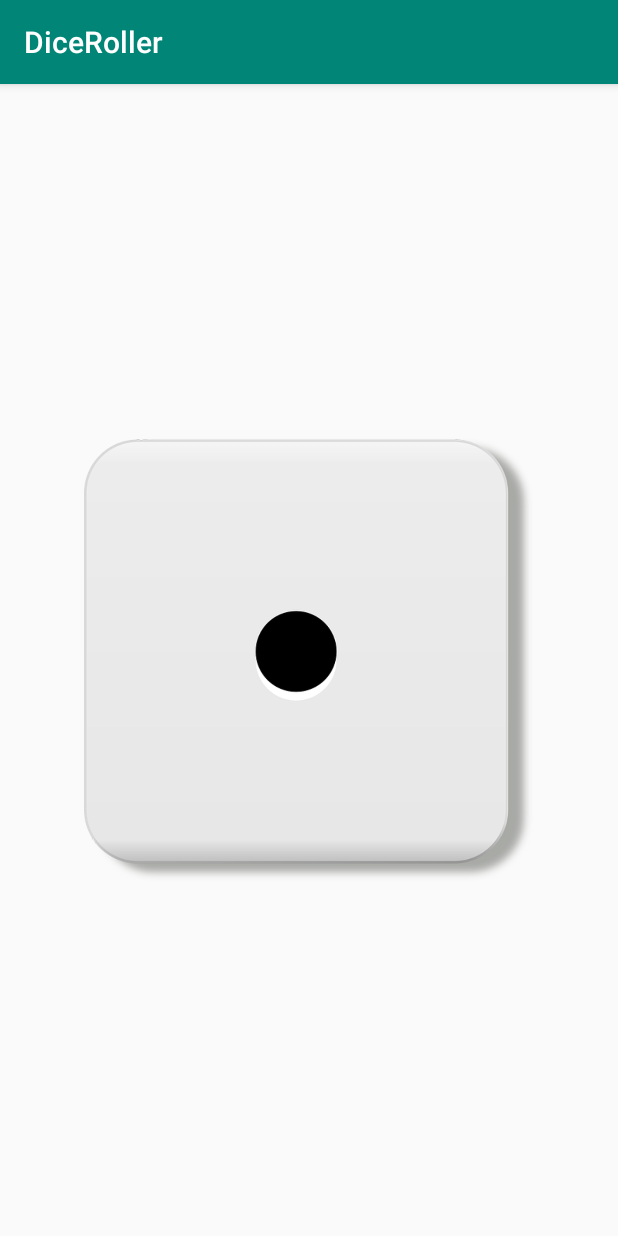
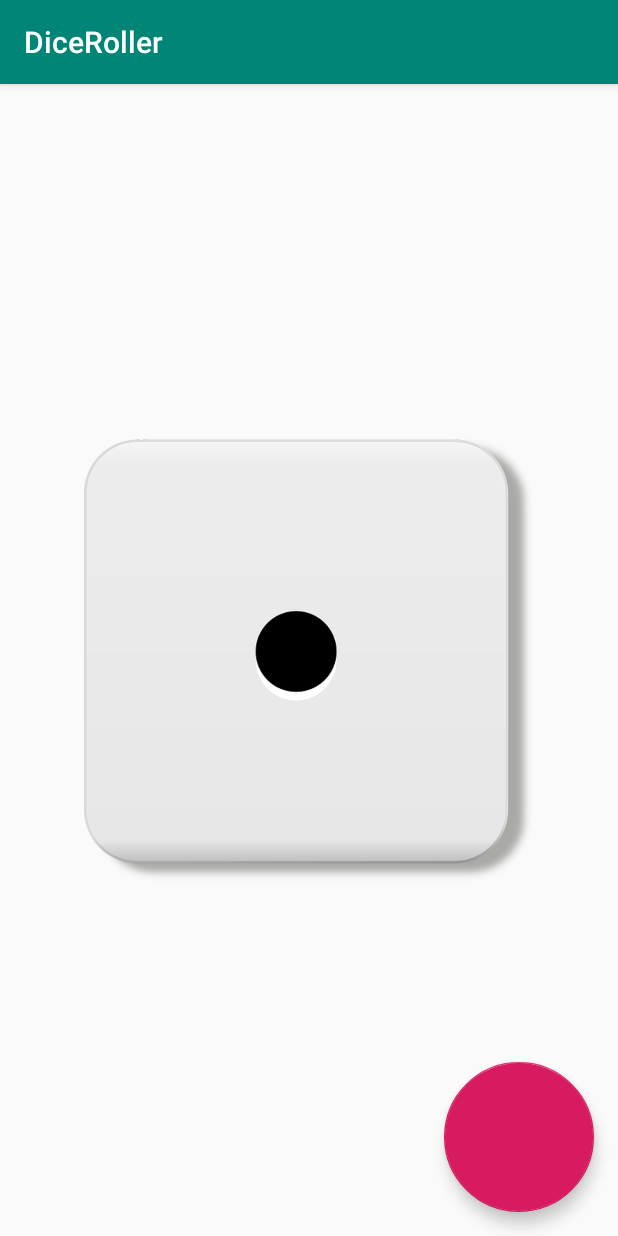
Before and after one commit to klemons/DiceRoller, an Android app: the screen it shows after launch (MainActivity), on a phone screen of 412 x 824 dp. Run offline under Robolectric (Android 15) with nearby library versions, the phone set to English and light mode, and no system bars.

Commit message:
created FAB branch for the d20 project

```diff
--- a/app/build.gradle
+++ b/app/build.gradle
@@ -26,4 +26,5 @@ dependencies {
     testImplementation 'junit:junit:4.12'
     androidTestImplementation 'androidx.test:runner:1.1.1'
     androidTestImplementation 'androidx.test.espresso:espresso-core:3.1.1'
+    implementation 'com.google.android.material:material:1.0.0'
 }
--- a/app/src/main/AndroidManifest.xml
+++ b/app/src/main/AndroidManifest.xml
@@ -19,6 +19,12 @@
             </intent-filter>
         </activity>
 
+        <activity
+            android:name=".StatsActivity"
+            android:parentActivityName=".MainActivity">
+
+        </activity>
+
         <activity android:name=".MainActivity"></activity>
 
     </application>
--- a/app/src/main/java/com/example/diceroller/MainActivity.java
+++ b/app/src/main/java/com/example/diceroller/MainActivity.java
@@ -2,10 +2,13 @@ package com.example.diceroller;
 
 import androidx.appcompat.app.AppCompatActivity;
 
+import android.content.Intent;
 import android.media.MediaPlayer;
 import android.os.Bundle;
 import android.view.View;
 import android.widget.ImageView;
+
+import com.google.android.material.floatingactionbutton.FloatingActionButton;
 
 import java.util.Random;
 
@@ -28,6 +31,14 @@ public class MainActivity extends AppCompatActivity {
         });
         blee = MediaPlayer.create(this, R.raw.shake);
 
+        FloatingActionButton fab = findViewById(R.id.fab);
+        fab.setOnClickListener(new View.OnClickListener() {
+            @Override
+            public void onClick(View view) {
+                Intent intent = new Intent(MainActivity.this, StatsActivity.class);
+                startActivity(intent);
+            }
+        });
     }
 
     private void rollDice() {
--- /dev/null
+++ b/app/src/main/java/com/example/diceroller/StatsActivity.java
@@ -0,0 +1,4 @@
+package com.example.diceroller;
+
+public class StatsActivity {
+}
--- a/app/src/main/res/layout/activity_main.xml
+++ b/app/src/main/res/layout/activity_main.xml
@@ -16,4 +16,13 @@
         app:layout_constraintRight_toRightOf="parent"
         app:layout_constraintTop_toTopOf="parent" />
 
+    <com.google.android.material.floatingactionbutton.FloatingActionButton
+        android:id="@+id/fab"
+        android:layout_width="100dp"
+        android:layout_height="100dp"
+        android:layout_marginEnd="16dp"
+        android:layout_marginBottom="16dp"
+        app:layout_constraintBottom_toBottomOf="parent"
+        app:layout_constraintEnd_toEndOf="parent" />
+
 </androidx.constraintlayout.widget.ConstraintLayout>
```
